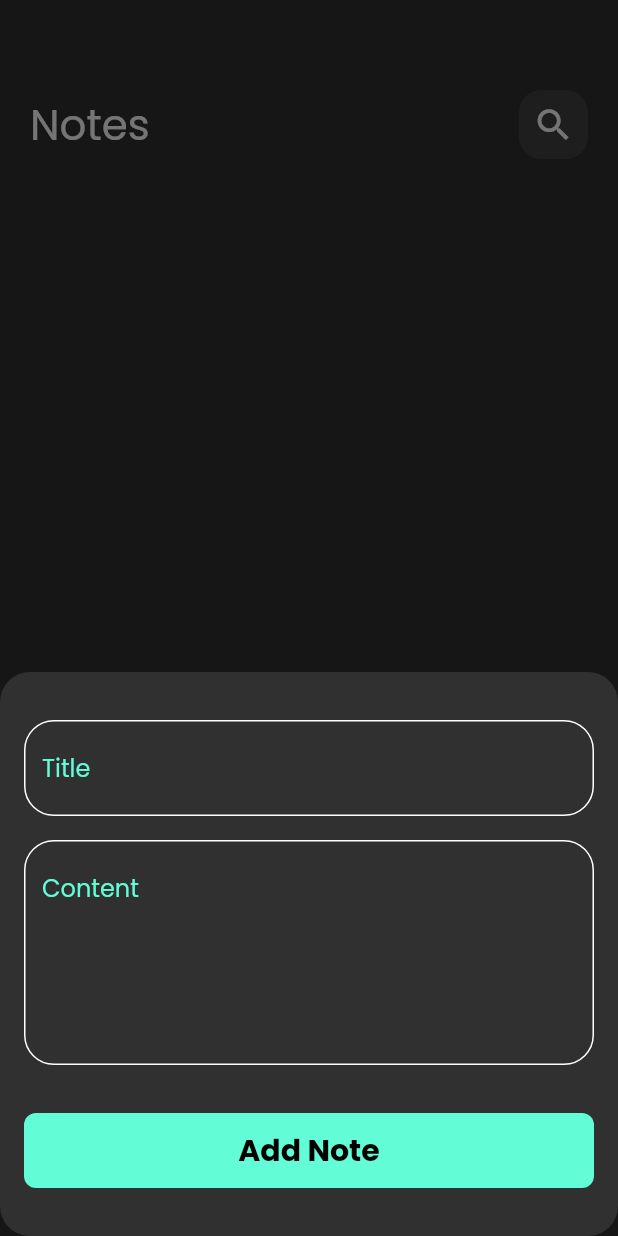
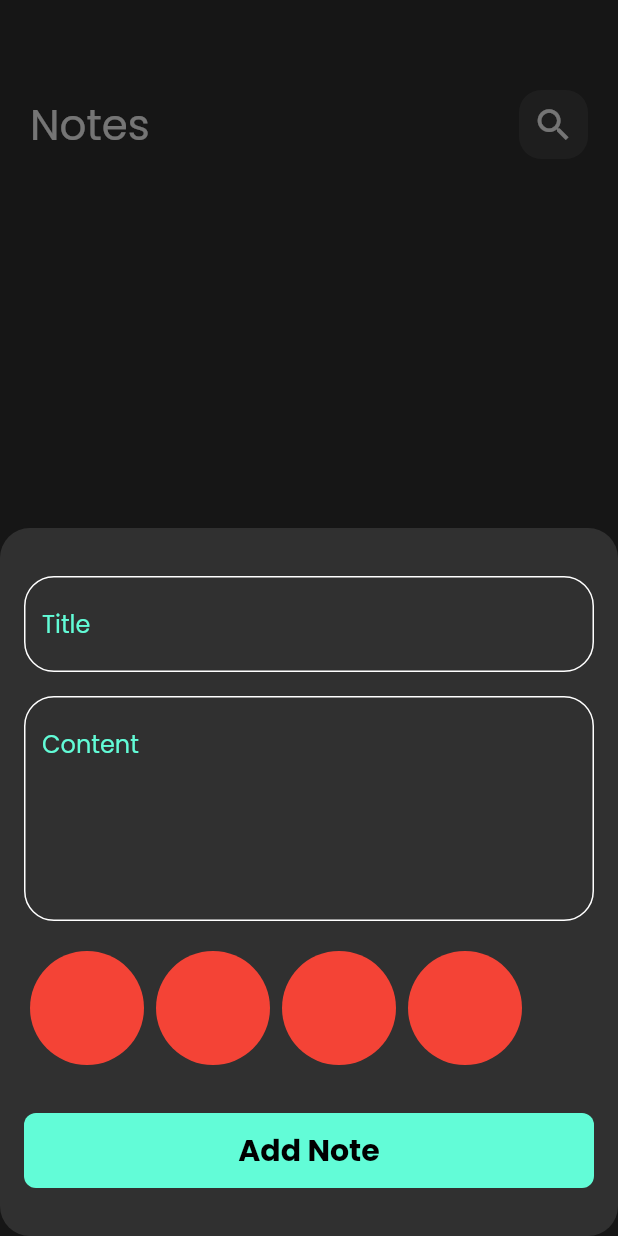
Before and after one commit to Ghattasss/notes_app, a Flutter app: the screen it shows after launch, after a tap on the "add" icon, on a phone screen of 412 x 824 dp. Run offline on Flutter 3.47's test engine with Material 2 defaults, Android fonts, the phone set to English and light mode, and no system bars; our stand-ins replace bloc, flutter_bloc, google_fonts, hive, hive_flutter; accounts and stored records are empty.

Commit message:
create colors list view

```diff
--- a/lib/views/widgets/add_note_form.dart
+++ b/lib/views/widgets/add_note_form.dart
@@ -3,6 +3,7 @@ import 'package:flutter_bloc/flutter_bloc.dart';
 import 'package:intl/intl.dart';
 import 'package:note_app/cubits/addnotecubit/add_note_cubit.dart';
 import 'package:note_app/models/note_model.dart';
+import 'package:note_app/views/widgets/colors_List_view.dart';
 import 'package:note_app/views/widgets/coustom_boutton.dart';
 import 'package:note_app/views/widgets/coustom_textfield.dart';
 
@@ -41,6 +42,10 @@ class _AddNoteFormState extends State<AddNoteForm> {
             },
             maxLines: 5,
           ),
+          const SizedBox(
+            height: 20,
+          ),
+          const ColorsListView(),
           const SizedBox(height: 32),
           BlocBuilder<AddNoteCubit, AddNoteState>(
             builder: (context, state) {
--- /dev/null
+++ b/lib/views/widgets/colors_List_view.dart
@@ -0,0 +1,35 @@
+import 'package:flutter/material.dart';
+
+class ColorItem extends StatelessWidget {
+  const ColorItem({super.key});
+
+  @override
+  Widget build(BuildContext context) {
+    return const CircleAvatar(
+      backgroundColor: Colors.red,
+      radius: 38,
+    );
+  }
+}
+
+class ColorsListView extends StatelessWidget {
+  const ColorsListView({super.key});
+
+  @override
+  Widget build(BuildContext context) {
+    return SizedBox(
+      height: 38 * 2,
+      child: ListView.builder(
+        padding: EdgeInsets.zero,
+        scrollDirection: Axis.horizontal,
+        itemCount: 4,
+        itemBuilder: (context, index) {
+          return const Padding(
+            padding: EdgeInsets.symmetric(horizontal: 4),
+            child: ColorItem(),
+          );
+        },
+      ),
+    );
+  }
+}
```
